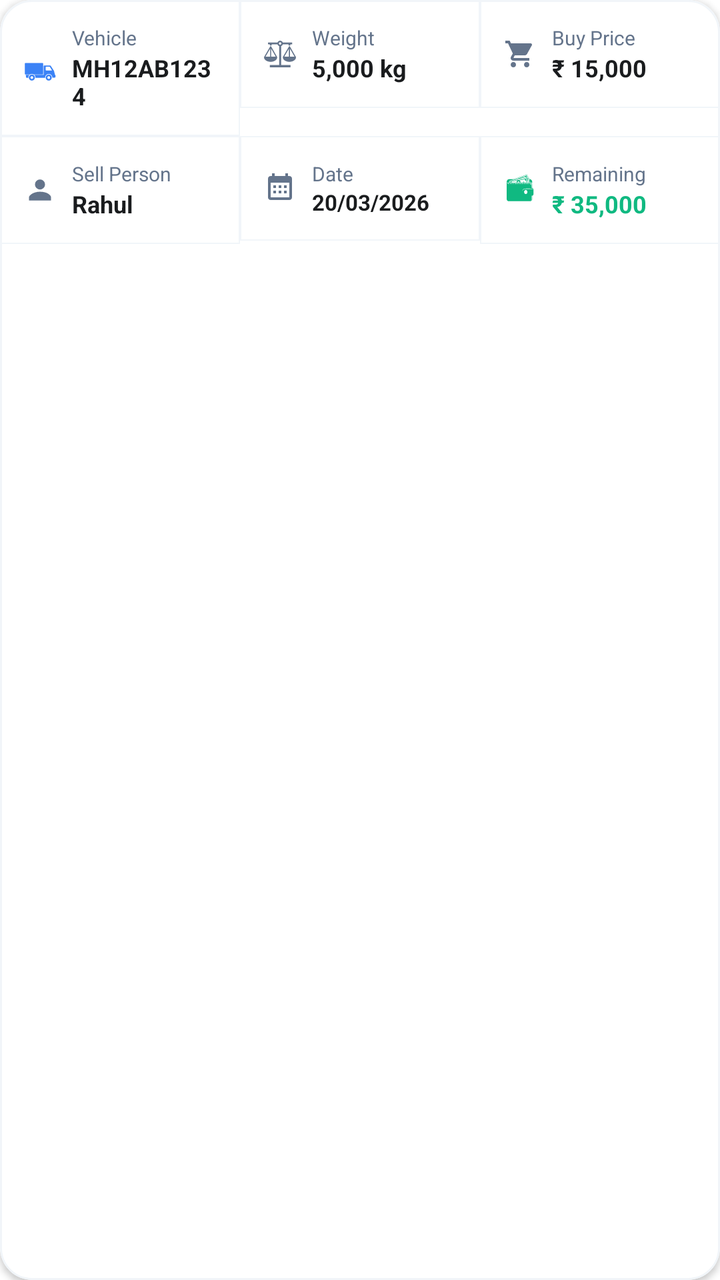
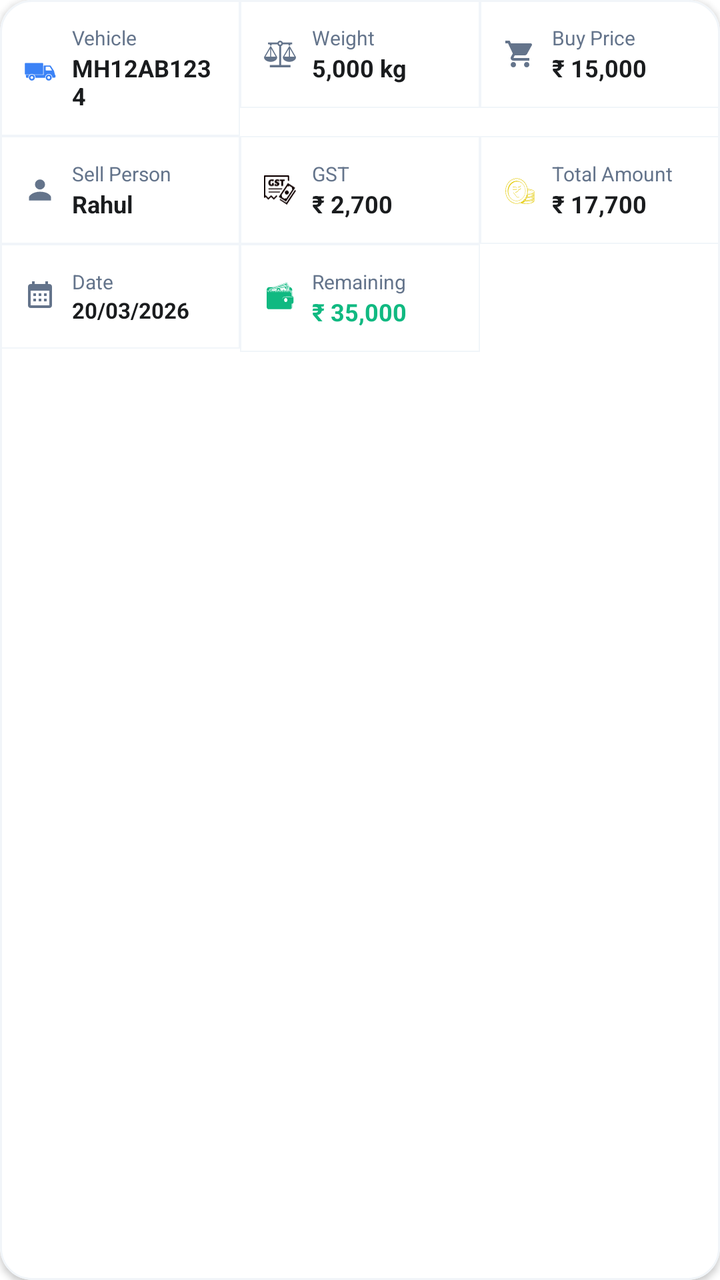

Screens rendered from an Android XML layout before and after an edit, with the pre-edit source and the edit as a unified diff.
<!-- AndroidManifest.xml: application theme Theme.Transport1 -->
<!-- res/layout/item_factory_transaction.xml -->
<?xml version="1.0" encoding="utf-8"?>
<com.google.android.material.card.MaterialCardView xmlns:android="http://schemas.android.com/apk/res/android"
    xmlns:app="http://schemas.android.com/apk/res-auto"
    android:layout_width="match_parent"
    android:layout_height="wrap_content"
    android:layout_marginBottom="16dp"
    app:cardCornerRadius="16dp"
    app:cardElevation="2dp"
    app:cardBackgroundColor="#FFFFFF"
    app:strokeWidth="1dp"
    app:strokeColor="#F1F5F9">

    <GridLayout
        android:layout_width="match_parent"
        android:layout_height="wrap_content"
        android:columnCount="3"
        android:rowCount="2">

        
        <LinearLayout
            android:layout_width="0dp"
            android:layout_height="wrap_content"
            android:layout_columnWeight="1"
            android:orientation="horizontal"
            android:padding="12dp"
            android:gravity="center_vertical"
            android:background="@drawable/bg_item_border">

            <ImageView
                android:layout_width="16dp"
                android:layout_height="16dp"
                android:src="@drawable/ic_vehicles"
                app:tint="#3B82F6" />

            <LinearLayout
                android:layout_width="wrap_content"
                android:layout_height="wrap_content"
                android:orientation="vertical"
                android:layout_marginStart="8dp">
                <TextView
                    android:layout_width="wrap_content"
                    android:layout_height="wrap_content"
                    android:text="Vehicle"
                    android:textSize="10sp"
                    android:textColor="#64748B" />
                <TextView
                    android:id="@+id/txtItemVehicle"
                    android:layout_width="wrap_content"
                    android:layout_height="wrap_content"
                    android:text="MH12AB1234"
                    android:textSize="12sp"
                    android:textStyle="bold"
                    android:textColor="#1A1C1E" />
            </LinearLayout>
        </LinearLayout>

        
        <LinearLayout
            android:layout_width="0dp"
            android:layout_height="wrap_content"
            android:layout_columnWeight="1"
            android:orientation="horizontal"
            android:padding="12dp"
            android:gravity="center_vertical"
            android:background="@drawable/bg_item_border">

            <ImageView
                android:layout_width="16dp"
                android:layout_height="16dp"
                android:src="@drawable/scale_icon"
                app:tint="#64748B" />

            <LinearLayout
                android:layout_width="wrap_content"
                android:layout_height="wrap_content"
                android:orientation="vertical"
                android:layout_marginStart="8dp">
                <TextView
                    android:layout_width="wrap_content"
                    android:layout_height="wrap_content"
                    android:text="Weight"
                    android:textSize="10sp"
                    android:textColor="#64748B" />
                <TextView
                    android:id="@+id/txtItemWeight"
                    android:layout_width="wrap_content"
                    android:layout_height="wrap_content"
                    android:text="5,000 kg"
                    android:textSize="12sp"
                    android:textStyle="bold"
                    android:textColor="#1A1C1E" />
            </LinearLayout>
        </LinearLayout>

        
        <LinearLayout
            android:layout_width="0dp"
            android:layout_height="wrap_content"
            android:layout_columnWeight="1"
            android:orientation="horizontal"
            android:padding="12dp"
            android:gravity="center_vertical"
            android:background="@drawable/bg_item_border">

            <ImageView
                android:layout_width="16dp"
                android:layout_height="16dp"
                android:src="@drawable/ic_shopping_cart"
                app:tint="#64748B" />

            <LinearLayout
                android:layout_width="wrap_content"
                android:layout_height="wrap_content"
                android:orientation="vertical"
                android:layout_marginStart="8dp">
                <TextView
                    android:layout_width="wrap_content"
                    android:layout_height="wrap_content"
                    android:text="Buy Price"
                    android:textSize="10sp"
                    android:textColor="#64748B" />
                <TextView
                    android:id="@+id/txtItemBuyPrice"
                    android:layout_width="wrap_content"
                    android:layout_height="wrap_content"
                    android:text="₹ 15,000"
                    android:textSize="12sp"
                    android:textStyle="bold"
                    android:textColor="#1A1C1E" />
            </LinearLayout>
        </LinearLayout>

        
        <LinearLayout
            android:layout_width="0dp"
            android:layout_height="wrap_content"
            android:layout_columnWeight="1"
            android:orientation="horizontal"
            android:padding="12dp"
            android:gravity="center_vertical"
            android:background="@drawable/bg_item_border">

            <ImageView
                android:layout_width="16dp"
                android:layout_height="16dp"
                android:src="@drawable/ic_person"
                app:tint="#64748B" />

            <LinearLayout
                android:layout_width="wrap_content"
                android:layout_height="wrap_content"
                android:orientation="vertical"
                android:layout_marginStart="8dp">
                <TextView
                    android:layout_width="wrap_content"
                    android:layout_height="wrap_content"
                    android:text="Sell Person"
                    android:textSize="10sp"
                    android:textColor="#64748B" />
                <TextView
                    android:id="@+id/txtItemSellPerson"
                    android:layout_width="wrap_content"
                    android:layout_height="wrap_content"
                    android:text="Rahul"
                    android:textSize="12sp"
                    android:textStyle="bold"
                    android:textColor="#1A1C1E" />
            </LinearLayout>
        </LinearLayout>

        
        <LinearLayout
            android:layout_width="0dp"
            android:layout_height="wrap_content"
            android:layout_columnWeight="1"
            android:orientation="horizontal"
            android:padding="12dp"
            android:gravity="center_vertical"
            android:background="@drawable/bg_item_border">

            <ImageView
                android:layout_width="16dp"
                android:layout_height="16dp"
                android:src="@drawable/ic_calendar"
                app:tint="#64748B" />

            <LinearLayout
                android:layout_width="wrap_content"
                android:layout_height="wrap_content"
                android:orientation="vertical"
                android:layout_marginStart="8dp">
                <TextView
                    android:layout_width="wrap_content"
                    android:layout_height="wrap_content"
                    android:text="Date"
                    android:textSize="10sp"
                    android:textColor="#64748B" />
                <TextView
                    android:id="@+id/txtItemDate"
                    android:layout_width="wrap_content"
                    android:layout_height="wrap_content"
                    android:text="20/03/2026"
                    android:textSize="11sp"
                    android:textStyle="bold"
                    android:textColor="#1A1C1E" />
            </LinearLayout>
        </LinearLayout>

        
        <LinearLayout
            android:id="@+id/layoutRemainingAdvance"
            android:layout_width="0dp"
            android:layout_height="wrap_content"
            android:layout_columnWeight="1"
            android:orientation="horizontal"
            android:padding="12dp"
            android:gravity="center_vertical"
            android:background="@drawable/bg_item_border">

            <ImageView
                android:layout_width="16dp"
                android:layout_height="16dp"
                android:src="@drawable/pocket"
                app:tint="#10B981" />

            <LinearLayout
                android:layout_width="wrap_content"
                android:layout_height="wrap_content"
                android:orientation="vertical"
                android:layout_marginStart="8dp">
                <TextView
                    android:layout_width="wrap_content"
                    android:layout_height="wrap_content"
                    android:text="Remaining"
                    android:textSize="10sp"
                    android:textColor="#64748B" />
                <TextView
                    android:id="@+id/txtItemRemainingAdvance"
                    android:layout_width="wrap_content"
                    android:layout_height="wrap_content"
                    android:text="₹ 35,000"
                    android:textSize="12sp"
                    android:textStyle="bold"
                    android:textColor="#10B981" />
            </LinearLayout>
        </LinearLayout>

    </GridLayout>

</com.google.android.material.card.MaterialCardView>
<!-- resources referenced by this layout -->
<resources>
  <!-- drawable bg_item_border (drawable) -->
  <?xml version="1.0" encoding="utf-8"?>
  <shape xmlns:android="http://schemas.android.com/apk/res/android">
      <stroke android:width="0.5dp" android:color="#F1F5F9" />
      <solid android:color="#FFFFFF" />
  </shape>
  <!-- drawable ic_calendar (drawable) -->
  <vector xmlns:android="http://schemas.android.com/apk/res/android"
      android:width="24dp"
      android:height="24dp"
      android:viewportWidth="24"
      android:viewportHeight="24"
      android:tint="?attr/colorControlNormal">
      <path
          android:fillColor="@android:color/white"
          android:pathData="M19,3h-1V1h-2v2H8V1H6v2H5c-1.11,0 -1.99,0.9 -1.99,2L3,19c0,1.1 0.89,2 2,2h14c1.1,0 2,-0.9 2,-2V5c0,-1.1 -0.9,-2 -2,-2zM19,19H5V8h14v11zM9,10H7v2h2v-2zM13,10h-2v2h2v-2zM17,10h-2v2h2v-2zM9,14H7v2h2v-2zM13,14h-2v2h2v-2zM17,14h-2v2h2v-2z"/>
  </vector>
  <!-- drawable ic_person (drawable) -->
  <vector xmlns:android="http://schemas.android.com/apk/res/android"
      android:width="800dp"
      android:height="800dp"
      android:viewportWidth="32"
      android:viewportHeight="32">
    <path
        android:pathData="M16,15.503A5.041,5.041 0,1 0,16 5.42a5.041,5.041 0,0 0,0 10.083zM16,17.718c-6.703,0 -11,3.699 -11,5.5v3.363h22v-3.363c0,-2.178 -4.068,-5.5 -11,-5.5z"
        android:fillColor="#000000"/>
  </vector>
  <!-- drawable ic_shopping_cart (drawable) -->
  <vector xmlns:android="http://schemas.android.com/apk/res/android"
      android:width="24dp"
      android:height="24dp"
      android:viewportWidth="24"
      android:viewportHeight="24"
      android:tint="?attr/colorControlNormal">
      <path
          android:fillColor="@android:color/white"
          android:pathData="M7,18c-1.1,0 -1.99,0.9 -1.99,2S5.9,22 7,22s2,-0.9 2,-2 -0.9,-2 -2,-2zM1,2v2h2l3.6,7.59 -1.35,2.45c-0.16,0.28 -0.25,0.61 -0.25,0.96 0,1.1 0.9,2 2,2h12v-2H7.42c-0.14,0 -0.25,-0.11 -0.25,-0.25l0.03,-0.12 0.9,-1.63h7.45c0.75,0 1.41,-0.41 1.75,-1.03l3.58,-6.49c0.08,-0.14 0.12,-0.31 0.12,-0.48 0,-0.55 -0.45,-1 -1,-1H5.21l-0.94,-2H1zM17,18c-1.1,0 -1.99,0.9 -1.99,2s0.89,2 1.99,2 2,-0.9 2,-2 -0.9,-2 -2,-2z"/>
  </vector>
  <style name="Theme.Transport1" parent="Theme.MaterialComponents.DayNight.NoActionBar">
          
          <item name="colorPrimary">#1976D2</item>
          <item name="colorPrimaryVariant">#1565C0</item>
          <item name="colorOnPrimary">@color/white</item>
          
          <item name="colorSecondary">#03DAC6</item>
          <item name="colorSecondaryVariant">#018786</item>
          <item name="colorOnSecondary">@color/black</item>
          
          <item name="android:statusBarColor">?attr/colorPrimaryVariant</item>
      </style>
  <color name="white">#FFFFFFFF</color>
  <color name="black">#FF000000</color>
  <!-- unchanged entries left out for length: 3 -->
</resources>

<!-- the commit's change to res/layout/item_factory_transaction.xml (unified diff, before → after) -->
@@ -1,5 +1,6 @@
 <?xml version="1.0" encoding="utf-8"?>
-<com.google.android.material.card.MaterialCardView xmlns:android="http://schemas.android.com/apk/res/android"
+<com.google.android.material.card.MaterialCardView
+    xmlns:android="http://schemas.android.com/apk/res/android"
     xmlns:app="http://schemas.android.com/apk/res-auto"
     android:layout_width="match_parent"
     android:layout_height="wrap_content"
@@ -13,8 +14,7 @@
     <GridLayout
         android:layout_width="match_parent"
         android:layout_height="wrap_content"
-        android:columnCount="3"
-        android:rowCount="2">
+        android:columnCount="3">
 
         
         <LinearLayout
@@ -37,12 +37,14 @@
                 android:layout_height="wrap_content"
                 android:orientation="vertical"
                 android:layout_marginStart="8dp">
+
                 <TextView
                     android:layout_width="wrap_content"
                     android:layout_height="wrap_content"
                     android:text="Vehicle"
                     android:textSize="10sp"
                     android:textColor="#64748B" />
+
                 <TextView
                     android:id="@+id/txtItemVehicle"
                     android:layout_width="wrap_content"
@@ -53,6 +55,7 @@
                     android:textColor="#1A1C1E" />
             </LinearLayout>
         </LinearLayout>
+
 
         
         <LinearLayout
@@ -75,12 +78,14 @@
                 android:layout_height="wrap_content"
                 android:orientation="vertical"
                 android:layout_marginStart="8dp">
+
                 <TextView
                     android:layout_width="wrap_content"
                     android:layout_height="wrap_content"
                     android:text="Weight"
                     android:textSize="10sp"
                     android:textColor="#64748B" />
+
                 <TextView
                     android:id="@+id/txtItemWeight"
                     android:layout_width="wrap_content"
@@ -91,6 +96,7 @@
                     android:textColor="#1A1C1E" />
             </LinearLayout>
         </LinearLayout>
+
 
         
         <LinearLayout
@@ -113,12 +119,14 @@
                 android:layout_height="wrap_content"
                 android:orientation="vertical"
                 android:layout_marginStart="8dp">
+
                 <TextView
                     android:layout_width="wrap_content"
                     android:layout_height="wrap_content"
                     android:text="Buy Price"
                     android:textSize="10sp"
                     android:textColor="#64748B" />
+
                 <TextView
                     android:id="@+id/txtItemBuyPrice"
                     android:layout_width="wrap_content"
@@ -129,6 +137,7 @@
                     android:textColor="#1A1C1E" />
             </LinearLayout>
         </LinearLayout>
+
 
         
         <LinearLayout
@@ -151,12 +160,14 @@
                 android:layout_height="wrap_content"
                 android:orientation="vertical"
                 android:layout_marginStart="8dp">
+
                 <TextView
                     android:layout_width="wrap_content"
                     android:layout_height="wrap_content"
                     android:text="Sell Person"
                     android:textSize="10sp"
                     android:textColor="#64748B" />
+
                 <TextView
                     android:id="@+id/txtItemSellPerson"
                     android:layout_width="wrap_content"
@@ -167,6 +178,89 @@
                     android:textColor="#1A1C1E" />
             </LinearLayout>
         </LinearLayout>
+
+
+        
+        <LinearLayout
+            android:layout_width="0dp"
+            android:layout_height="wrap_content"
+            android:layout_columnWeight="1"
+            android:orientation="horizontal"
+            android:padding="12dp"
+            android:gravity="center_vertical"
+            android:background="@drawable/bg_item_border">
+
+            <ImageView
+                android:layout_width="16dp"
+                android:layout_height="16dp"
+                android:src="@drawable/gst_icon"
+                app:tint="#120303" />
+
+            <LinearLayout
+                android:layout_width="wrap_content"
+                android:layout_height="wrap_content"
+                android:orientation="vertical"
+                android:layout_marginStart="8dp">
+
+                <TextView
+                    android:layout_width="wrap_content"
+                    android:layout_height="wrap_content"
+                    android:text="GST"
+                    android:textSize="10sp"
+                    android:textColor="#64748B" />
+
+                <TextView
+                    android:id="@+id/txtItemGST"
+                    android:layout_width="wrap_content"
+                    android:layout_height="wrap_content"
+                    android:text="₹ 2,700"
+                    android:textSize="12sp"
+                    android:textStyle="bold"
+                    android:textColor="#1A1C1E" />
+            </LinearLayout>
+        </LinearLayout>
+
+
+        
+        <LinearLayout
+            android:layout_width="0dp"
+            android:layout_height="wrap_content"
+            android:layout_columnWeight="1"
+            android:orientation="horizontal"
+            android:padding="12dp"
+            android:gravity="center_vertical"
+            android:background="@drawable/bg_item_border">
+
+            <ImageView
+                android:layout_width="16dp"
+                android:layout_height="16dp"
+                android:src="@drawable/coin"
+                app:tint="#E4CB0A" />
+
+            <LinearLayout
+                android:layout_width="wrap_content"
+                android:layout_height="wrap_content"
+                android:orientation="vertical"
+                android:layout_marginStart="8dp">
+
+                <TextView
+                    android:layout_width="wrap_content"
+                    android:layout_height="wrap_content"
+                    android:text="Total Amount"
+                    android:textSize="10sp"
+                    android:textColor="#64748B" />
+
+                <TextView
+                    android:id="@+id/txtItemTotalAmount"
+                    android:layout_width="wrap_content"
+                    android:layout_height="wrap_content"
+                    android:text="₹ 17,700"
+                    android:textSize="12sp"
+                    android:textStyle="bold"
+                    android:textColor="#1A1C1E" />
+            </LinearLayout>
+        </LinearLayout>
+
 
         
         <LinearLayout
@@ -189,12 +283,14 @@
                 android:layout_height="wrap_content"
                 android:orientation="vertical"
                 android:layout_marginStart="8dp">
+
                 <TextView
                     android:layout_width="wrap_content"
                     android:layout_height="wrap_content"
                     android:text="Date"
                     android:textSize="10sp"
                     android:textColor="#64748B" />
+
                 <TextView
                     android:id="@+id/txtItemDate"
                     android:layout_width="wrap_content"
@@ -206,6 +302,7 @@
             </LinearLayout>
         </LinearLayout>
 
+
         
         <LinearLayout
             android:id="@+id/layoutRemainingAdvance"
@@ -228,12 +325,14 @@
                 android:layout_height="wrap_content"
                 android:orientation="vertical"
                 android:layout_marginStart="8dp">
+
                 <TextView
                     android:layout_width="wrap_content"
                     android:layout_height="wrap_content"
                     android:text="Remaining"
                     android:textSize="10sp"
                     android:textColor="#64748B" />
+
                 <TextView
                     android:id="@+id/txtItemRemainingAdvance"
                     android:layout_width="wrap_content"
<!-- resource entries referenced after the edit -->
@@ -6,6 +6,8 @@
       <stroke android:width="0.5dp" android:color="#F1F5F9" />
       <solid android:color="#FFFFFF" />
   </shape>
+  <!-- drawable coin: vector/xml drawable (drawable, 15702 chars, omitted) -->
+  <!-- drawable gst_icon: vector/xml drawable (drawable, 2673 chars, omitted) -->
   <!-- drawable ic_calendar (drawable) -->
   <vector xmlns:android="http://schemas.android.com/apk/res/android"
       android:width="24dp"
